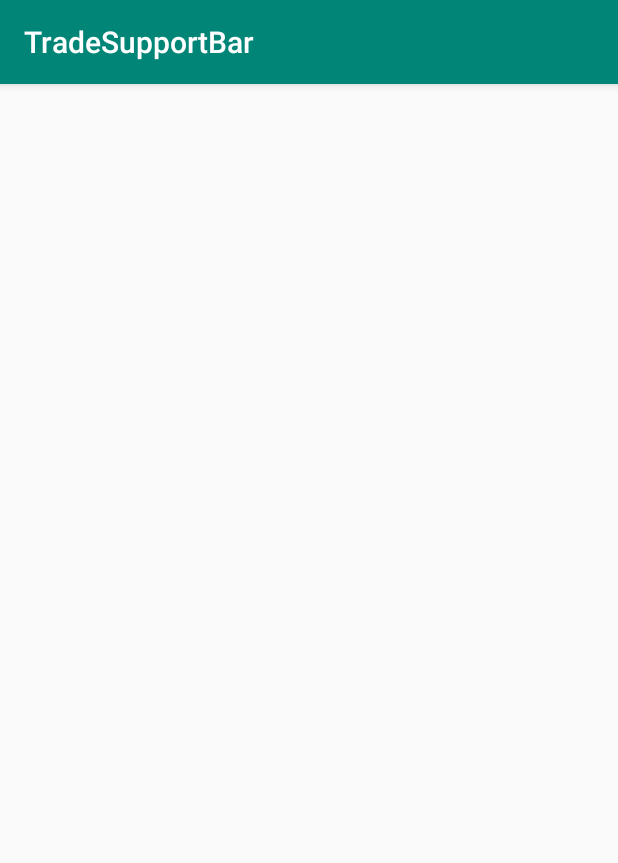
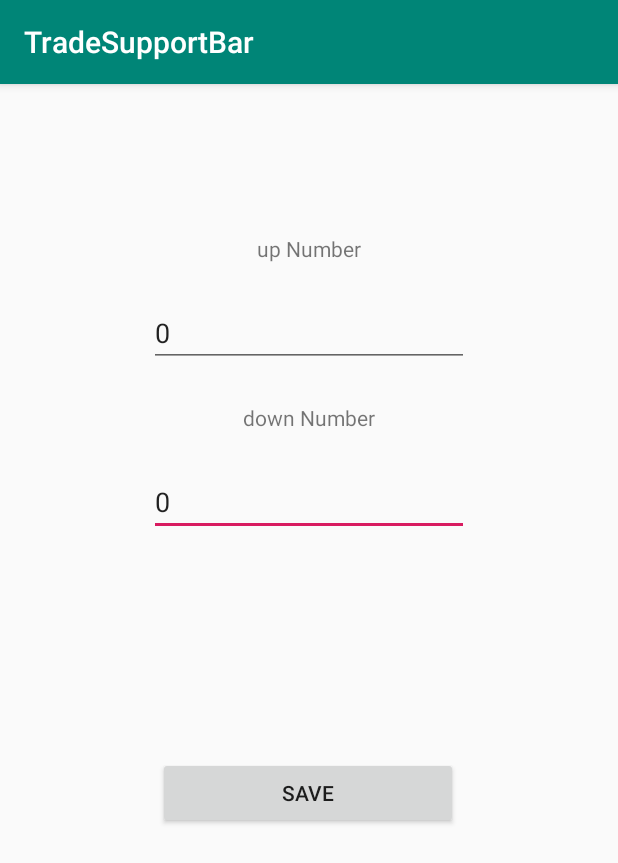
Before and after one commit to enoatu/TradeSupportBarApp, an Android app: the screen it shows after launch (MainActivity), on a phone screen of 412 x 824 dp. Shown: the top 863 px of the screen. Run offline under Robolectric (Android 15) with nearby library versions, the phone set to English and light mode, and no system bars; pictures from the network do not load; 7 statements that could not run were skipped.

Commit message:
アラーム機能追加

```diff
--- a/app/src/main/java/com/example/tradesupportbar/MainActivity.java
+++ b/app/src/main/java/com/example/tradesupportbar/MainActivity.java
@@ -5,6 +5,7 @@ import android.app.Notification;
 import android.app.NotificationChannel;
 import android.app.NotificationManager;
 import android.content.Context;
+import android.content.SharedPreferences;
 import android.graphics.Color;
 import android.os.Bundle;
 import android.os.Handler;
@@ -38,13 +39,50 @@ import org.json.JSONObject;
 import java.io.BufferedReader;
 import java.io.InputStreamReader;
 
+import android.media.AudioAttributes;
+import android.media.AudioManager;
+import android.media.SoundPool;
+import android.util.Log;
+import android.view.View;
+import android.widget.Button;
+import android.widget.EditText;
 
 public class MainActivity extends AppCompatActivity {
     Timer mTimer = null;
+    SoundPlayer soundPlayer = null;
+    Boolean playingSound = false;
+
+    EditText upEditText = null;
+    EditText downEditText = null;
+    Button saveButton = null;
+    SharedPreferences data = null;
     @Override
     protected void onCreate(Bundle savedInstanceState) {
         super.onCreate(savedInstanceState);
         setContentView(R.layout.activity_main);
+
+        soundPlayer = new SoundPlayer(this);
+
+        upEditText = findViewById(R.id.upEditText);
+        downEditText = findViewById(R.id.downEditText);
+
+        data = getSharedPreferences("Data", MODE_PRIVATE);
+
+        upEditText.setText(data.getString("DataUpNumber", "0"));
+        downEditText.setText(data.getString("DataDownNumber", "0"));
+
+        saveButton = findViewById(R.id.saveButton);
+        saveButton.setOnClickListener(new View.OnClickListener() {
+              @Override
+              public void onClick(View v) {
+                  soundPlayer.stop();
+                  SharedPreferences.Editor editor = data.edit();
+                  editor.putString("DataUpNumber", upEditText.getText().toString());
+                  editor.putString("DataDownNumber", downEditText.getText().toString());
+                  editor.apply();
+              }
+         });
+
         mTimer = new Timer(true);
         mTimer.schedule(new TimerTask() {
             @Override
@@ -91,8 +129,14 @@ public class MainActivity extends AppCompatActivity {
                         urlConnection.disconnect();
                     }
                 }
+
                 try {
                     createNotify(responseData);
+                    checkAlert(
+                        responseData,
+                        data.getString("DataUpNumber", "0"),
+                        data.getString("DataDownNumber", "0")
+                    );
                 } catch (IOException e) {
                     e.printStackTrace();
                 }
@@ -165,13 +209,59 @@ public class MainActivity extends AppCompatActivity {
         }
         manager.notify((int) (Math.random()), notification); // 0は識別子。何でも良い
     }
+
     public static String getNowDate(){
         final DateFormat df = new SimpleDateFormat("HH:mm:ss");
         final Date date = new Date(System.currentTimeMillis());
         return df.format(date);
     }
 
-    private static JsonNode readJsonNode(String json) throws IOException {
+    void checkAlert (String response, String upNumberText, String downNumberText) throws IOException {
+        // 通知を作成するビルダーの生成
+        NotificationCompat.Builder builder = new NotificationCompat.Builder(
+                MainActivity.this,
+                "my_channel_01");
+
+        // 通知のアイコン
+        builder.setSmallIcon(android.R.drawable.ic_dialog_info);
+        ObjectMapper mapper = new ObjectMapper();
+
+        JsonNode root = mapper.readTree(response);
+
+        // get()で指定したキーに対応するJsonNodeを取得できる
+        JsonNode last = root.get("data").get(0).get("last");
+        double upNumber = 0;
+        try {
+            upNumber = Double.parseDouble(upNumberText);
+        } catch (Exception e) {
+            upNumber = 0;
+        }
+        double downNumber = 0;
+        try {
+            downNumber = Double.parseDouble(downNumberText);
+        } catch (Exception e) {
+            downNumber = 0;
+        }
+        Log.d("s", "checkAlert: " + last.asDouble() + ">=" + upNumber );
+        if (!Double.isNaN(upNumber) && upNumber > 0 && last.asDouble() >= upNumber) {
+            //if (!playingSound) {
+                playingSound = true;
+                soundPlayer.playUpSound();
+            //}
+        }
+        Log.d("sa", "checkAlert: " + last.asDouble() + "<=" + downNumber );
+        if (!Double.isNaN(downNumber) && downNumber > 0 && last.asDouble() <= downNumber) {
+            //if (!playingSound) {
+                playingSound = true;
+                soundPlayer.playDownSound();
+            //}
+        }
+
+    }
+
+
+
+        private static JsonNode readJsonNode(String json) throws IOException {
         ObjectMapper mapper = new ObjectMapper();
 
         // JSON文字列を読み込み、JsonNodeオブジェクトに変換（Fileやbyte[]も引数に取れる）
--- /dev/null
+++ b/app/src/main/java/com/example/tradesupportbar/SoundPlayer.java
@@ -0,0 +1,34 @@
+package com.example.tradesupportbar;
+
+import android.content.Context;
+import android.media.AudioAttributes;
+import android.media.AudioManager;
+import android.media.SoundPool;
+
+public class SoundPlayer {
+
+    private static SoundPool soundPool;
+    private static int upSound;
+    private static int downSound;
+
+    private AudioAttributes audioAttributes;
+
+    public SoundPlayer(Context context) {
+
+        soundPool = new SoundPool(2, AudioManager.STREAM_MUSIC, 0);
+
+        upSound = soundPool.load(context, R.raw.uprock, 1);
+        downSound = soundPool.load(context, R.raw.downrock, 1);
+    }
+
+    public void playUpSound() {
+        soundPool.play(upSound, 1.0f, 1.0f, 1, 0, 1.0f);
+    }
+
+    public void playDownSound() {
+        soundPool.play(downSound, 1.0f, 1.0f, 1, 0, 1.0f);
+    }
+    public void stop() {
+        soundPool.autoPause();
+    }
+}
--- a/app/src/main/res/layout/activity_main.xml
+++ b/app/src/main/res/layout/activity_main.xml
@@ -4,4 +4,60 @@
     xmlns:tools="http://schemas.android.com/tools"
     android:layout_width="match_parent"
     android:layout_height="match_parent"
-    tools:context=".MainActivity"/>
+    tools:context=".MainActivity">
+
+    <EditText
+        android:id="@+id/downEditText"
+        android:layout_width="wrap_content"
+        android:layout_height="wrap_content"
+        android:layout_marginTop="24dp"
+        android:ems="10"
+        android:inputType="numberDecimal"
+        app:layout_constraintEnd_toEndOf="parent"
+        app:layout_constraintStart_toStartOf="parent"
+        app:layout_constraintTop_toBottomOf="@+id/textView2" />
+
+    <Button
+        android:id="@+id/saveButton"
+        android:layout_width="200dp"
+        android:layout_height="wrap_content"
+        android:layout_marginBottom="124dp"
+        android:text="save"
+        app:layout_constraintBottom_toBottomOf="parent"
+        app:layout_constraintEnd_toEndOf="parent"
+        app:layout_constraintHorizontal_bias="0.498"
+        app:layout_constraintStart_toStartOf="parent"
+        app:layout_constraintTop_toBottomOf="@+id/downEditText" />
+
+    <EditText
+        android:id="@+id/upEditText"
+        android:layout_width="wrap_content"
+        android:layout_height="wrap_content"
+        android:layout_marginTop="24dp"
+        android:ems="10"
+        android:inputType="numberDecimal"
+        app:layout_constraintEnd_toEndOf="parent"
+        app:layout_constraintStart_toStartOf="parent"
+        app:layout_constraintTop_toBottomOf="@+id/textView1" />
+
+    <TextView
+        android:id="@+id/textView1"
+        android:layout_width="wrap_content"
+        android:layout_height="wrap_content"
+        android:layout_marginTop="100dp"
+        android:text="up Number"
+        app:layout_constraintEnd_toEndOf="parent"
+        app:layout_constraintStart_toStartOf="parent"
+        app:layout_constraintTop_toTopOf="parent" />
+
+    <TextView
+        android:id="@+id/textView2"
+        android:layout_width="wrap_content"
+        android:layout_height="wrap_content"
+        android:layout_marginTop="24dp"
+        android:text="down Number"
+        app:layout_constraintEnd_toEndOf="parent"
+        app:layout_constraintStart_toStartOf="parent"
+        app:layout_constraintTop_toBottomOf="@+id/upEditText" />
+
+</androidx.constraintlayout.widget.ConstraintLayout>
```
Also changed, not shown: 2 other files.
